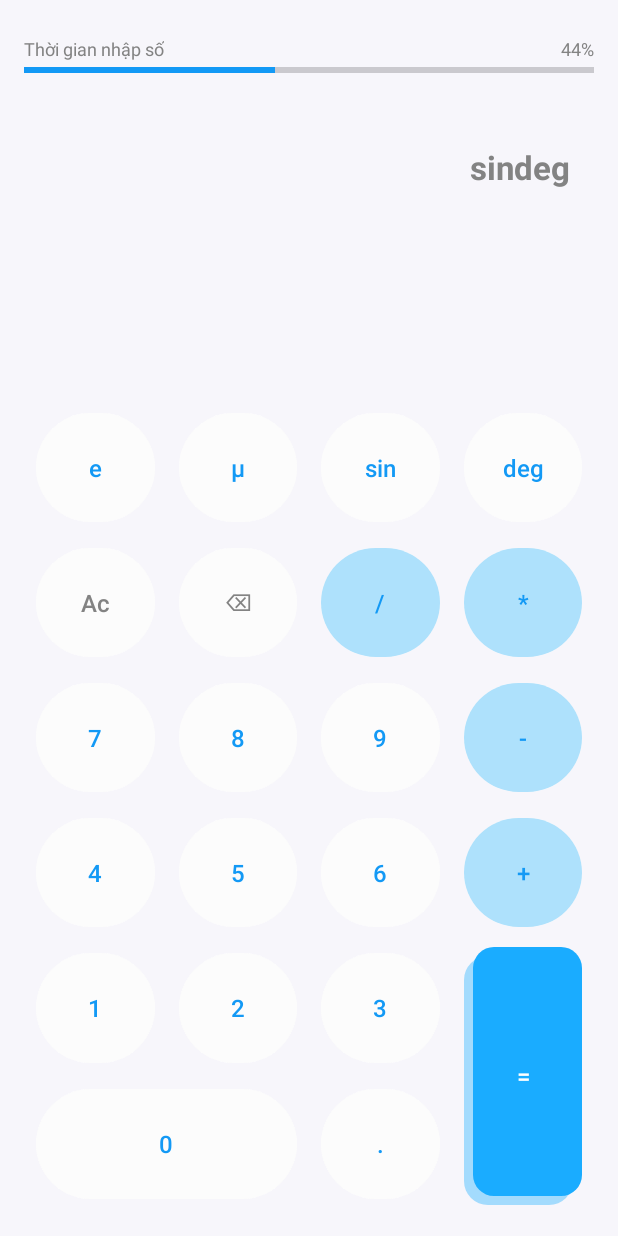
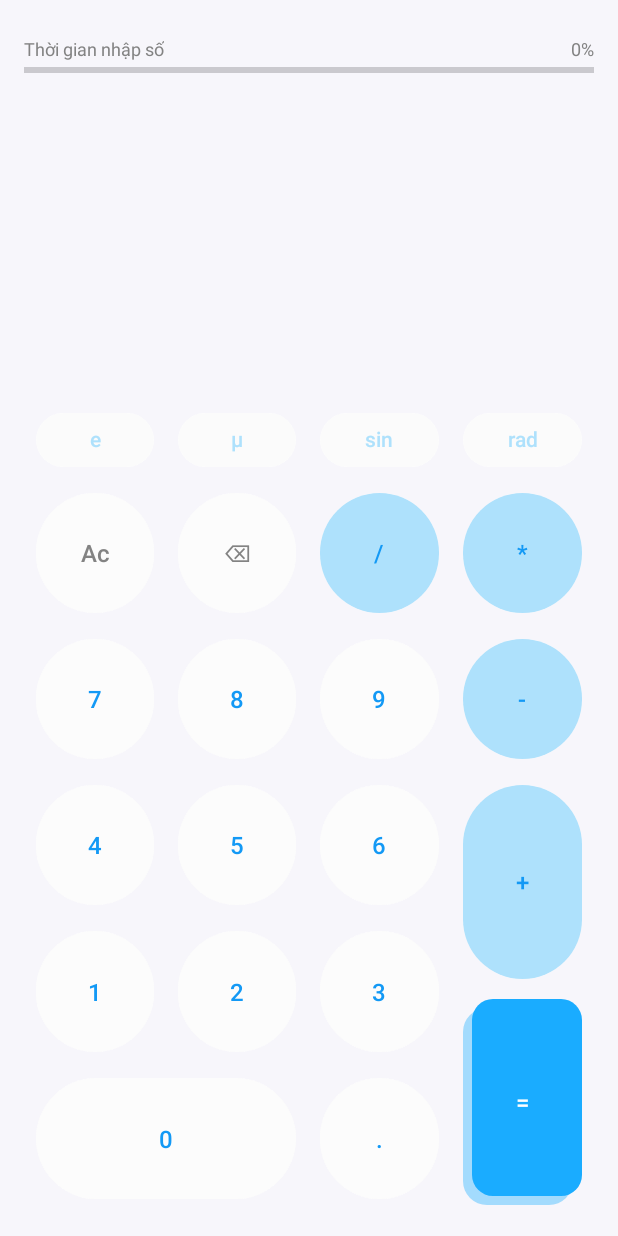
Before and after one commit to kien574/project_-handheld_calculator, an Android app: the screen it shows after launch (MainActivity), after a tap on "deg", on a phone screen of 412 x 824 dp. Run offline under Robolectric (Android 15) with nearby library versions, the phone set to English and light mode, and no system bars; 1 other tap on this screen came first.

Commit message:
Sửa bố cục bàn phím máy tính cầm tay

```diff
--- a/app/src/main/java/com/example/appmaytinhcamtay/ExpressionEvaluator.java
+++ b/app/src/main/java/com/example/appmaytinhcamtay/ExpressionEvaluator.java
@@ -4,6 +4,12 @@ public class ExpressionEvaluator {
 
     private String s;   // chuỗi biểu thức đang xử lý
     private int pos;    // vị trí ký tự đang đọc
+    private boolean isDegreeMode = true; // Chế độ góc: true = DEG, false = RAD
+
+    public double evaluate(String expression, boolean degreeMode) {
+        this.isDegreeMode = degreeMode;
+        return evaluate(expression);
+    }
 
     public double evaluate(String expression) {
         s = expression;
@@ -44,12 +50,38 @@ public class ExpressionEvaluator {
         return value;
     }
 
-    // Đọc một số (có thể có dấu âm đứng trước)
+    // Đọc một số, hằng số (e, μ) hoặc hàm (sin)
     private double parseFactor() {
         if (pos < s.length() && s.charAt(pos) == '-') {
             pos++;
             return -parseFactor();
         }
+
+        // Hằng số e (2.71828...)
+        if (pos < s.length() && s.charAt(pos) == 'e') {
+            pos++;
+            return Math.E;
+        }
+
+        // Hằng số μ (1e-6 / micro)
+        if (pos < s.length() && s.charAt(pos) == 'μ') {
+            pos++;
+            return 1e-6;
+        }
+
+        // Hàm sin(x)
+        if (pos + 3 <= s.length() && s.substring(pos, pos + 3).equalsIgnoreCase("sin")) {
+            pos += 3;
+            if (pos < s.length() && s.charAt(pos) == '(') {
+                pos++;
+                double val = parseExpression();
+                if (pos < s.length() && s.charAt(pos) == ')') {
+                    pos++;
+                }
+                return isDegreeMode ? Math.sin(Math.toRadians(val)) : Math.sin(val);
+            }
+        }
+
         int start = pos;
         while (pos < s.length()
                 && (Character.isDigit(s.charAt(pos)) || s.charAt(pos) == '.')) {
--- a/app/src/main/java/com/example/appmaytinhcamtay/MainActivity.java
+++ b/app/src/main/java/com/example/appmaytinhcamtay/MainActivity.java
@@ -4,14 +4,19 @@ import android.content.res.ColorStateList;
 import android.graphics.Color;
 import android.os.Bundle;
 import android.os.CountDownTimer;
+import android.util.TypedValue;
 import android.view.LayoutInflater;
+import android.view.ViewGroup;
 import android.widget.Button;
+import android.widget.FrameLayout;
 import android.widget.GridLayout;
+import android.widget.LinearLayout;
 import android.widget.ProgressBar;
 import android.widget.TextView;
 
 import androidx.appcompat.app.AppCompatActivity;
 import androidx.core.content.ContextCompat;
+import androidx.core.graphics.ColorUtils;
 
 public class MainActivity extends AppCompatActivity {
     private TextView textExpression, textResult, textPercent;
@@ -21,8 +26,10 @@ public class MainActivity extends AppCompatActivity {
     private final ExpressionEvaluator evaluator = new ExpressionEvaluator();
 
     private CountDownTimer countDownTimer;
+    private boolean isDegreeMode = true; // Trạng thái DEG / RAD cho phím deg
+    private Button degBtn; // Tham chiếu tới nút deg để đổi chữ
 
-    // Mô tả một phím: chữ, hàng, cột, số hàng chiếm, số cột chiếm
+    // Định nghĩa cấu trúc phím cho phần lưới bên trái (hàng, cột, rowspan, colspan)
     private static class Key {
         final String label;
         final int row, col, rowSpan, colSpan;
@@ -36,31 +43,43 @@ public class MainActivity extends AppCompatActivity {
         }
     }
 
-    // Danh sách phím ban đầu khớp với giao diện mẫu
-    private final Key[] keys = {
-            new Key("e", 0, 0, 1, 1),
-            new Key("μ", 0, 1, 1, 1),
+    // Phần lưới bên trái (Hàng 0 là các phím khoa học dẹt, Hàng 1-5 là các phím chính trừ cột phải)
+    private final Key[] leftKeys = {
+            // Hàng 0: phím khoa học
+            new Key("e",   0, 0, 1, 1),
+            new Key("μ",   0, 1, 1, 1),
             new Key("sin", 0, 2, 1, 1),
-            new Key("deg", 0, 3, 1, 1),
+            // ("deg" nằm ở cột 3 được xử lý riêng)
+
+            // Hàng 1
             new Key("Ac", 1, 0, 1, 1),
             new Key("⌫", 1, 1, 1, 1),
-            new Key("/", 1, 2, 1, 1),
-            new Key("*", 1, 3, 1, 1),
+            new Key("/",  1, 2, 1, 1),
+
+            // Hàng 2
             new Key("7", 2, 0, 1, 1),
             new Key("8", 2, 1, 1, 1),
             new Key("9", 2, 2, 1, 1),
-            new Key("-", 2, 3, 1, 1),
+
+            // Hàng 3
             new Key("4", 3, 0, 1, 1),
             new Key("5", 3, 1, 1, 1),
             new Key("6", 3, 2, 1, 1),
-            new Key("+", 3, 3, 1, 1),
+
+            // Hàng 4
             new Key("1", 4, 0, 1, 1),
             new Key("2", 4, 1, 1, 1),
             new Key("3", 4, 2, 1, 1),
-            new Key("=", 4, 3, 2, 1),
-            new Key("0", 5, 0, 1, 2),
+
+            // Hàng 5
+            new Key("0", 5, 0, 1, 2), // Chiếm 2 cột
             new Key(".", 5, 2, 1, 1)
     };
+
+    // Cột bên phải (cột 3): gồm *, -, +, = chia thành 5 khoảng chiều cao tỉ lệ (weight)
+    private final String[] rightLabels = {"*", "-", "+", "="};
+    // Tỉ lệ chiều cao tương ứng cho 4 phím cột phải: *, -, +, =
+    private final float[] rightWeights = {2f, 2f, 3f, 3f};
 
     private int dpToPx(int dp) {
         return (int) (dp * getResources().getDisplayMetrics().density);
@@ -109,46 +128,124 @@ public class MainActivity extends AppCompatActivity {
         textPercent.setText("0%");
     }
 
-    // Nhân bản nút mẫu cho từng phím và thêm vào bàn phím
+    // Kiểm tra phím có thuộc hàng khoa học phía trên không
+    private boolean isScientific(String label) {
+        return label.equals("e") || label.equals("μ") || label.equals("sin") || label.equals("deg") || label.equals("rad");
+    }
+
+    // Tạo một nút từ layout mẫu, tô màu theo loại phím và gắn sự kiện bấm
+    private Button createButton(LayoutInflater inflater, ViewGroup parent, String label) {
+        int layoutId = label.equals("=") ? R.layout.activity_item_button_equal
+                : R.layout.activity_item_button;
+        Button btn = (Button) inflater.inflate(layoutId, parent, false);
+        btn.setText(label);
+
+        if (label.equals("=")) {
+            btn.setBackgroundResource(R.drawable.bg_equals_button);
+            btn.setBackgroundTintList(null);
+            btn.setTextColor(Color.WHITE);
+
+        } else if (label.equals("+") || label.equals("-") || label.equals("*") || label.equals("/")) {
+            btn.setBackgroundTintList(ColorStateList.valueOf(
+                    ContextCompat.getColor(this, R.color.color_btn_Operation)));
+            btn.setTextColor(ContextCompat.getColor(this, R.color.color_btn_text_value));
+
+        } else if (label.equals("Ac") || label.equals("⌫")) {
+            btn.setBackgroundTintList(ColorStateList.valueOf(
+                    ContextCompat.getColor(this, R.color.color_btn_value)));
+            btn.setTextColor(ContextCompat.getColor(this, R.color.color_btn_text_cancel));
+
+        } else if (isScientific(label)) {
+            // Hàng phím khoa học: dẹt, nền và chữ nhạt hơn, chữ nhỏ hơn
+            int bg = ColorUtils.setAlphaComponent(
+                    ContextCompat.getColor(this, R.color.color_btn_value), 140);
+            int text = ColorUtils.setAlphaComponent(
+                    ContextCompat.getColor(this, R.color.color_btn_Operation), 255);
+            btn.setBackgroundTintList(ColorStateList.valueOf(bg));
+            btn.setTextColor(text);
+            btn.setTextSize(TypedValue.COMPLEX_UNIT_SP, 14);
+            btn.setMinHeight(0);
+            btn.setMinimumHeight(0);
+            btn.setPadding(0, 0, 0, 0);
+            btn.setIncludeFontPadding(false);
+
+        } else {
+            // Phím số và dấu chấm
+            btn.setBackgroundTintList(ColorStateList.valueOf(
+                    ContextCompat.getColor(this, R.color.color_btn_value)));
+            btn.setTextColor(ContextCompat.getColor(this, R.color.color_btn_text_value));
+        }
+
+        btn.setOnClickListener(v -> onKeyClick(label));
+        return btn;
+    }
+
+    // Dựng bàn phím: lưới bên trái + cột phải (*, -, +, =) có chiều cao theo tỉ lệ
     private void buildKeypad() {
         LayoutInflater inflater = LayoutInflater.from(this);
-        int horizontalMargin = dpToPx(8); // Lề ngang rộng hơn (8dp)
-        int verticalMargin = dpToPx(5);   // Lề dọc hẹp hơn (5dp)
+        int horizontalMargin = dpToPx(8); // Lề ngang (8dp)
+        int verticalMargin = dpToPx(5);   // Lề dọc (5dp)
 
-        for (Key k : keys) {
-            int layoutId = k.label.equals("=") ? R.layout.activity_item_button_equal
-                    : R.layout.activity_item_button;
-            Button btn = (Button) inflater.inflate(layoutId, keypad, false);
-            btn.setText(k.label);
+        keypad.removeAllViews();
+        keypad.setColumnCount(4);
+        keypad.setRowCount(6);
+
+        // ----- Phần bên trái: các phím trong cột 0-2 -----
+        for (Key k : leftKeys) {
+            Button btn = createButton(inflater, keypad, k.label);
+
+            // Hàng 0 (phím khoa học) chỉ cao bằng nửa hàng thường
+            float rowWeight = (k.row == 0) ? 0.5f : 1f;
 
             GridLayout.LayoutParams lp = new GridLayout.LayoutParams(
-                    GridLayout.spec(k.row, k.rowSpan, GridLayout.FILL, 1f),
-                    GridLayout.spec(k.col, k.colSpan, GridLayout.FILL, 1f));
+                    GridLayout.spec(k.row, 1, GridLayout.FILL, rowWeight),
+                    GridLayout.spec(k.col, k.colSpan, GridLayout.FILL, k.colSpan));
             lp.width = 0;
             lp.height = 0;
             lp.setMargins(horizontalMargin, verticalMargin, horizontalMargin, verticalMargin);
             btn.setLayoutParams(lp);
-
-            // Tùy chỉnh màu sắc từng loại nút theo thiết kế mẫu
-            if (k.label.equals("=")) {
-                btn.setBackgroundResource(R.drawable.bg_equals_button);
-                btn.setBackgroundTintList(null);
-                btn.setTextColor(Color.WHITE);
-            } else if (k.label.equals("+") || k.label.equals("-") || k.label.equals("*") || k.label.equals("/")) {
-                btn.setBackgroundTintList(ColorStateList.valueOf(ContextCompat.getColor(this, R.color.color_btn_Operation)));
-                btn.setTextColor(ContextCompat.getColor(this, R.color.color_btn_text_value));
-            } else if (k.label.equals("Ac") || k.label.equals("⌫")) {
-                btn.setBackgroundTintList(ColorStateList.valueOf(ContextCompat.getColor(this, R.color.color_btn_value)));
-                btn.setTextColor(ContextCompat.getColor(this, R.color.color_btn_text_cancel));
-            } else {
-                // Phím số và phím hàm khoa học (e, μ, sin, deg)
-                btn.setBackgroundTintList(ColorStateList.valueOf(ContextCompat.getColor(this, R.color.color_btn_value)));
-                btn.setTextColor(ContextCompat.getColor(this, R.color.color_btn_text_value));
-            }
-
-            btn.setOnClickListener(v -> onKeyClick(k.label));
             keypad.addView(btn);
         }
+
+        // ----- Phím "deg/rad" nằm ở cột 3 của hàng 0 -----
+        degBtn = createButton(inflater, keypad, isDegreeMode ? "deg" : "rad");
+        GridLayout.LayoutParams degLp = new GridLayout.LayoutParams(
+                GridLayout.spec(0, 1, GridLayout.FILL, 0.5f),
+                GridLayout.spec(3, 1, GridLayout.FILL, 1f));
+        degLp.width = 0;
+        degLp.height = 0;
+        degLp.setMargins(horizontalMargin, verticalMargin, horizontalMargin, verticalMargin);
+        degBtn.setLayoutParams(degLp);
+        keypad.addView(degBtn);
+
+        // ----- Phần bên phải: cột dọc chiếm hàng 1-5, chia chiều cao theo tỉ lệ 2:2:3:3 -----
+        LinearLayout rightColumn = new LinearLayout(this);
+        rightColumn.setOrientation(LinearLayout.VERTICAL);
+
+        for (int i = 0; i < rightLabels.length; i++) {
+            // FrameLayout bọc ngoài để lề nằm TRONG phần weight -> các hàng thẳng đúng với lưới trái
+            FrameLayout cell = new FrameLayout(this);
+            cell.setLayoutParams(new LinearLayout.LayoutParams(
+                    ViewGroup.LayoutParams.MATCH_PARENT, 0, rightWeights[i]));
+
+            Button btn = createButton(inflater, cell, rightLabels[i]);
+            FrameLayout.LayoutParams flp = new FrameLayout.LayoutParams(
+                    ViewGroup.LayoutParams.MATCH_PARENT, ViewGroup.LayoutParams.MATCH_PARENT);
+            flp.setMargins(horizontalMargin, verticalMargin, horizontalMargin, verticalMargin);
+            btn.setLayoutParams(flp);
+
+            cell.addView(btn);
+            rightColumn.addView(cell);
+        }
+
+        // Weight hàng = 0 vì chiều cao do các phím bên trái quyết định; FILL sẽ kéo giãn cột phải
+        GridLayout.LayoutParams rightLp = new GridLayout.LayoutParams(
+                GridLayout.spec(1, 5, GridLayout.FILL),
+                GridLayout.spec(3, 1, GridLayout.FILL, 1f));
+        rightLp.width = 0;
+        rightLp.height = 0;
+        rightColumn.setLayoutParams(rightLp);
+        keypad.addView(rightColumn);
     }
 
     private void onKeyClick(String label) {
@@ -175,7 +272,7 @@ public class MainActivity extends AppCompatActivity {
                 try {
                     // Dừng ngay lập tức bộ đếm thời gian khi bấm dấu =
                     stopTimeoutTimer();
-                    double result = evaluator.evaluate(expression.toString());
+                    double result = evaluator.evaluate(expression.toString(), isDegreeMode);
                     textResult.setText("=" + ResultFormatter.format(result));   // luôn là String
                 } catch (ArithmeticException e) {
                     textResult.setText("Lỗi: chia cho 0");
@@ -184,7 +281,35 @@ public class MainActivity extends AppCompatActivity {
                 }
                 break;
 
-            default:                  // số, dấu chấm, + - * /, e, μ, sin, deg
+            case "sin":
+                if (expression.length() == 0) startTimeoutTimer();
+                expression.append("sin(");
+                textExpression.setText(expression.toString());
+                break;
+
+            case "e":
+            case "μ":
+                if (expression.length() == 0) startTimeoutTimer();
+                expression.append(label);
+                textExpression.setText(expression.toString());
+                break;
+
+            case "deg":
+            case "rad":
+                isDegreeMode = !isDegreeMode;
+                if (degBtn != null) {
+                    degBtn.setText(isDegreeMode ? "deg" : "rad");
+                }
+                // Tự động tính toán lại kết quả ngay lập tức khi chuyển đổi DEG / RAD
+                if (expression.length() > 0 && textResult.length() > 0) {
+                    try {
+                        double result = evaluator.evaluate(expression.toString(), isDegreeMode);
+                        textResult.setText("=" + ResultFormatter.format(result));
+                    } catch (Exception ignored) {}
+                }
+                break;
+
+            default:                  // số, dấu chấm, + - * /
                 appendKey(label);
                 break;
         }
```
